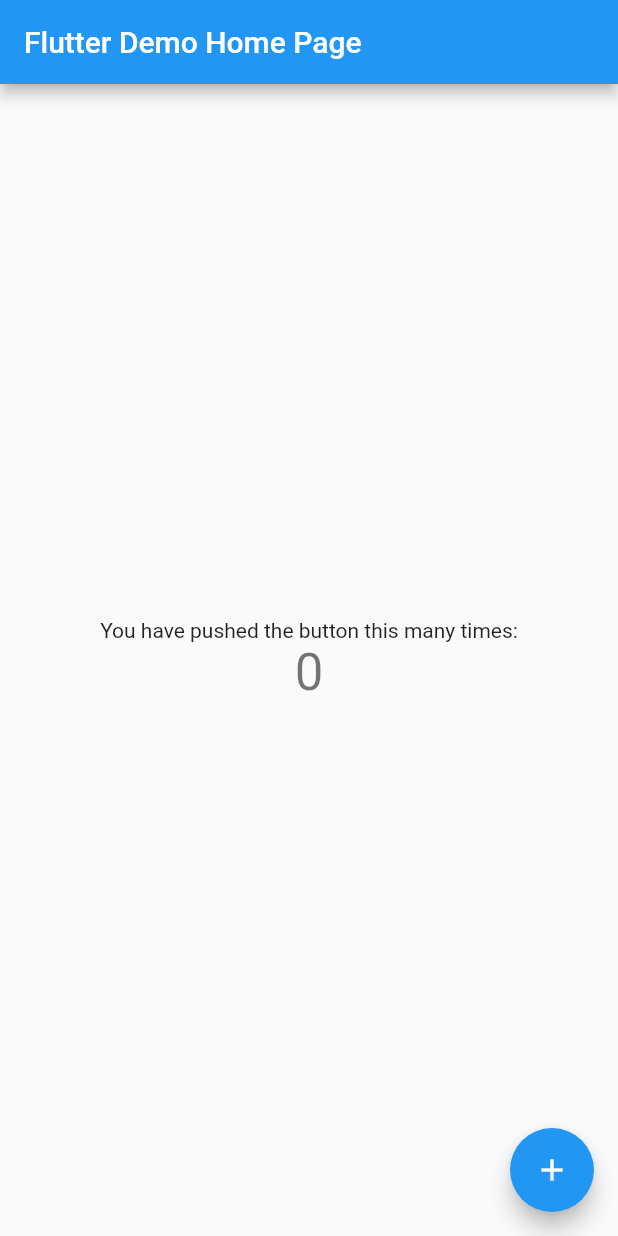
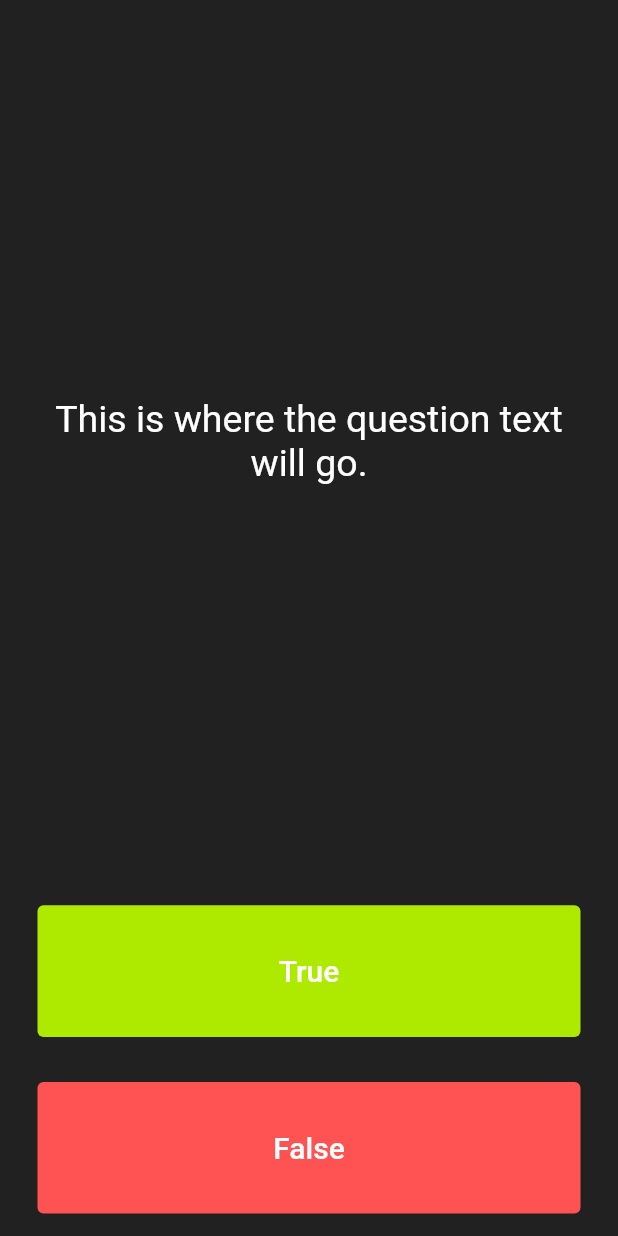
Before and after one commit to g0beze/quizzler, a Flutter app: the screen it shows after launch, on a phone screen of 412 x 824 dp. Run offline on Flutter 3.47's test engine with Material 2 defaults, Android fonts, the phone set to English and light mode, and no system bars.

Commit message:
reworked the code, since it's from 2019

```diff
--- a/lib/main.dart
+++ b/lib/main.dart
@@ -1,115 +1,100 @@
 import 'package:flutter/material.dart';
 
-void main() {
-  runApp(const MyApp());
-}
+void main() => runApp(Quizzler());
 
-class MyApp extends StatelessWidget {
-  const MyApp({super.key});
-
-  // This widget is the root of your application.
+class Quizzler extends StatelessWidget {
   @override
   Widget build(BuildContext context) {
     return MaterialApp(
-      title: 'Flutter Demo',
-      theme: ThemeData(
-        // This is the theme of your application.
-        //
-        // Try running your application with "flutter run". You'll see the
-        // application has a blue toolbar. Then, without quitting the app, try
-        // changing the primarySwatch below to Colors.green and then invoke
-        // "hot reload" (press "r" in the console where you ran "flutter run",
-        // or simply save your changes to "hot reload" in a Flutter IDE).
-        // Notice that the counter didn't reset back to zero; the application
-        // is not restarted.
-        primarySwatch: Colors.blue,
+      home: Scaffold(
+        backgroundColor: Colors.grey.shade900,
+        body: SafeArea(
+          child: Padding(
+            padding: const EdgeInsets.symmetric(horizontal: 10.0),
+            child: QuizPage(),
+          ),
+        ),
       ),
-      home: const MyHomePage(title: 'Flutter Demo Home Page'),
     );
   }
 }
 
-class MyHomePage extends StatefulWidget {
-  const MyHomePage({super.key, required this.title});
-
-  // This widget is the home page of your application. It is stateful, meaning
-  // that it has a State object (defined below) that contains fields that affect
-  // how it looks.
-
-  // This class is the configuration for the state. It holds the values (in this
-  // case the title) provided by the parent (in this case the App widget) and
-  // used by the build method of the State. Fields in a Widget subclass are
-  // always marked "final".
-
-  final String title;
-
+class QuizPage extends StatefulWidget {
   @override
-  State<MyHomePage> createState() => _MyHomePageState();
+  _QuizPageState createState() => _QuizPageState();
 }
 
-class _MyHomePageState extends State<MyHomePage> {
-  int _counter = 0;
-
-  void _incrementCounter() {
-    setState(() {
-      // This call to setState tells the Flutter framework that something has
-      // changed in this State, which causes it to rerun the build method below
-      // so that the display can reflect the updated values. If we changed
-      // _counter without calling setState(), then the build method would not be
-      // called again, and so nothing would appear to happen.
-      _counter++;
-    });
-  }
-
+class _QuizPageState extends State<QuizPage> {
   @override
   Widget build(BuildContext context) {
-    // This method is rerun every time setState is called, for instance as done
-    // by the _incrementCounter method above.
-    //
-    // The Flutter framework has been optimized to make rerunning build methods
-    // fast, so that you can just rebuild anything that needs updating rather
-    // than having to individually change instances of widgets.
-    return Scaffold(
-      appBar: AppBar(
-        // Here we take the value from the MyHomePage object that was created by
-        // the App.build method, and use it to set our appbar title.
-        title: Text(widget.title),
-      ),
-      body: Center(
-        // Center is a layout widget. It takes a single child and positions it
-        // in the middle of the parent.
-        child: Column(
-          // Column is also a layout widget. It takes a list of children and
-          // arranges them vertically. By default, it sizes itself to fit its
-          // children horizontally, and tries to be as tall as its parent.
-          //
-          // Invoke "debug painting" (press "p" in the console, choose the
-          // "Toggle Debug Paint" action from the Flutter Inspector in Android
-          // Studio, or the "Toggle Debug Paint" command in Visual Studio Code)
-          // to see the wireframe for each widget.
-          //
-          // Column has various properties to control how it sizes itself and
-          // how it positions its children. Here we use mainAxisAlignment to
-          // center the children vertically; the main axis here is the vertical
-          // axis because Columns are vertical (the cross axis would be
-          // horizontal).
-          mainAxisAlignment: MainAxisAlignment.center,
-          children: <Widget>[
-            const Text(
-              'You have pushed the button this many times:',
+    return Column(
+      mainAxisAlignment: MainAxisAlignment.spaceBetween,
+      crossAxisAlignment: CrossAxisAlignment.stretch,
+      children: <Widget>[
+        const Expanded(
+          flex: 5,
+          child: Padding(
+            padding: EdgeInsets.all(10.0),
+            child: Center(
+              child: Text(
+                'This is where the question text will go.',
+                textAlign: TextAlign.center,
+                style: TextStyle(
+                  fontSize: 25.0,
+                  color: Colors.white,
+                ),
+              ),
             ),
-            Text(
-              '$_counter',
-              style: Theme.of(context).textTheme.headlineMedium,
+          ),
+        ),
+        Expanded(
+          child: Padding(
+            padding: const EdgeInsets.all(15.0),
+            child: TextButton(
+              style: TextButton.styleFrom(
+                backgroundColor: const Color(0xFFAEEA00),
+              ),
+              child: const Text(
+                'True',
+                style: TextStyle(
+                  color: Colors.white,
+                  fontSize: 20.0,
+                ),
+              ),
+              onPressed: () {
+                //The user picked true.
+              },
             ),
-          ],
+          ),
         ),
-      ),
-      floatingActionButton: FloatingActionButton(
-        onPressed: _incrementCounter,
-        tooltip: 'Increment',
-        child: const Icon(Icons.add),
-      ), // This trailing comma makes auto-formatting nicer for build methods.
+        Expanded(
+          child: Padding(
+            padding: const EdgeInsets.all(15.0),
+            child: TextButton(
+              style: TextButton.styleFrom(
+                backgroundColor: const Color(0xFFFF5252),
+              ),
+              child: const Text(
+                'False',
+                style: TextStyle(
+                  fontSize: 20.0,
+                  color: Colors.white,
+                ),
+              ),
+              onPressed: () {
+                //The user picked false.
+              },
+            ),
+          ),
+        ),
+        //TODO: Add a Row here as your score keeper
+      ],
     );
   }
 }
+
+/*
+question1: 'You can lead a cow down stairs but not up stairs.', false,
+question2: 'Approximately one quarter of human bones are in the feet.', true,
+question3: 'A slug\'s blood is green.', true,
+*/
```
